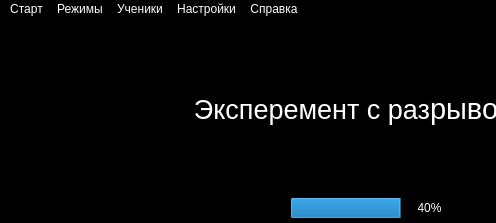
The window that Easy-work/General/General_programm/mainwindow.ui (KeyGen/Easy-work) describes before a commit, drawn with Qt 5; both pictures show x 0 to 496 and y 0 to 223 of the 859 by 223 pixel window.
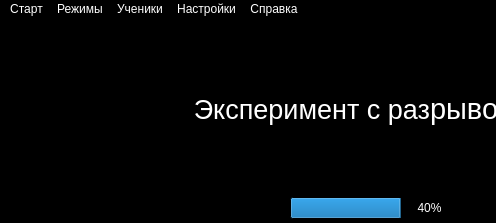
The same window after the commit.

```diff
--- a/Easy-work/General/General_programm/mainwindow.ui
+++ b/Easy-work/General/General_programm/mainwindow.ui
@@ -513,7 +513,7 @@
              <enum>QFrame::NoFrame</enum>
             </property>
             <property name="text">
-             <string>Эксперемент с раз</string>
+             <string>Эксперимент с раз</string>
             </property>
             <property name="scaledContents">
              <bool>false</bool>
```
